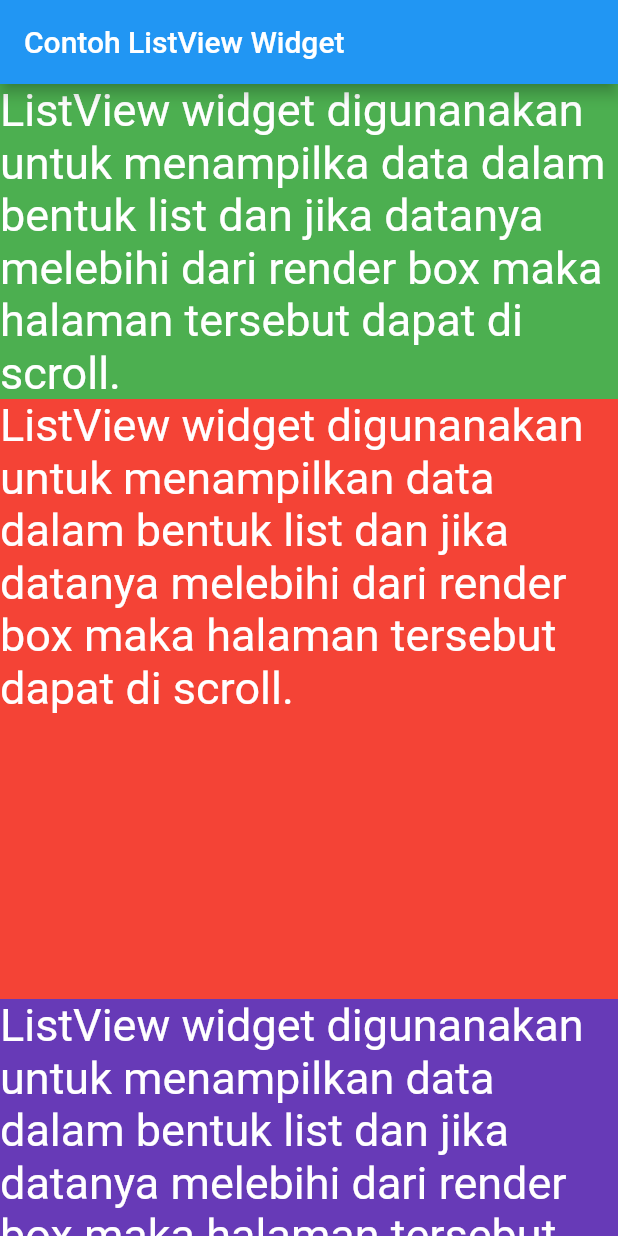
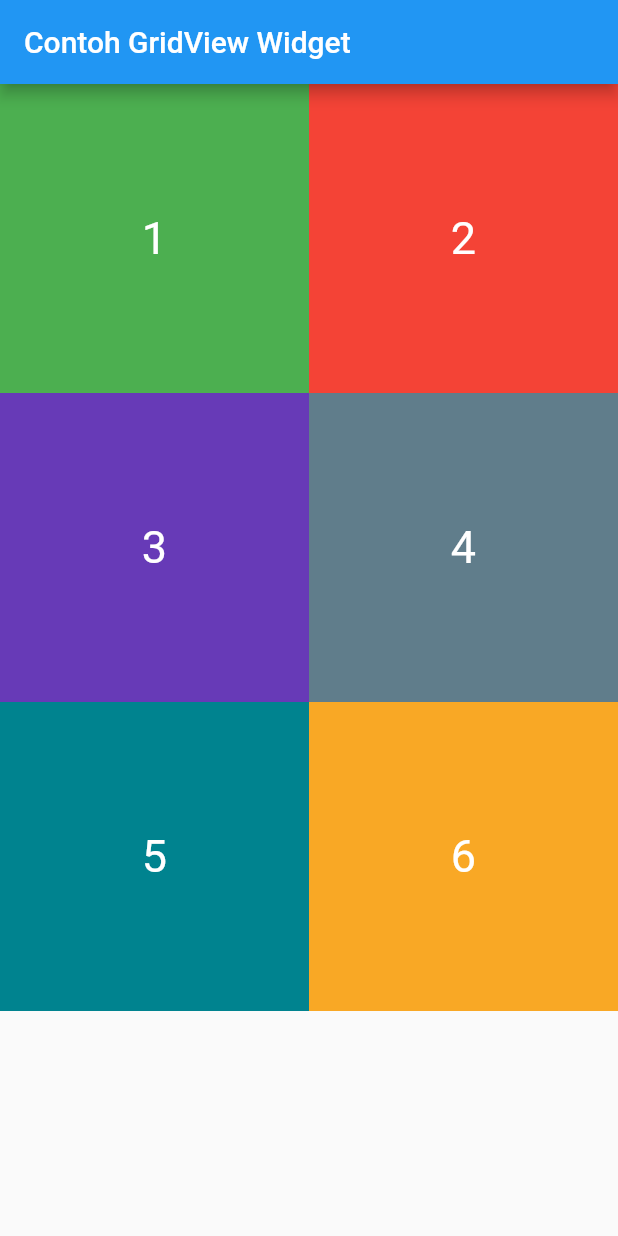
Before and after one commit to polinema-mobile/praktikum-02-layout-web-bola-WahyuIndahp, a Flutter app: the screen it shows after launch, on a phone screen of 412 x 824 dp. Run offline on Flutter 3.47's test engine with Material 2 defaults, Android fonts, the phone set to English and light mode, and no system bars.

Commit message:
Percobaan GridView Widget

```diff
--- a/lib/main.dart
+++ b/lib/main.dart
@@ -12,29 +12,54 @@ class MyApp extends StatelessWidget {
       debugShowCheckedModeBanner: false,
       home: Scaffold(
         appBar: AppBar(
-          title: Text("Contoh ListView Widget"),
+          title: Text("Contoh GridView Widget"),
         ),
-        body: ListView(
+        body: GridView.count(
+          crossAxisCount: 2,
           children: <Widget>[
             Container(
               color: Colors.green,
-              alignment:Alignment.topLeft,
-              child: Text("ListView widget digunanakan untuk menampilka data dalam bentuk list dan jika datanya melebihi dari render box maka halaman tersebut dapat di scroll.", style: TextStyle(fontSize:30,color:
+              alignment:Alignment.center,
+              child: Text("1", style: TextStyle(fontSize:30,color:
 Colors.white)),
             ),
             Container(
               color: Colors.red,
-              alignment:Alignment.topLeft,
-              child: Text("ListView widget digunanakan untuk menampilkan data dalam bentuk list dan jika datanya melebihi dari render box maka halaman tersebut dapat di scroll.", style: TextStyle(fontSize:30,color:
+              alignment:Alignment.center,
+              child: Text("2", style: TextStyle(fontSize:30,color:
 Colors.white)),
               height: 400.0,
               width: 300.0,
             ),
             Container(
               color: Colors.deepPurple,
-              alignment:Alignment.topLeft,
-              child: Text("ListView widget digunanakan untuk menampilkan data dalam bentuk list dan jika datanya melebihi dari render box maka halaman tersebut dapat di scroll.", style: TextStyle(fontSize:30,color:
+              alignment:Alignment.center,
+              child: Text("3", style: TextStyle(fontSize:30,color:
 Colors.white)),
+              height: 200.0,
+              width: 200.0,
+            ),
+            Container(
+              color: Colors.blueGrey,
+              alignment:Alignment.center,
+              child: Text("4", style: TextStyle(fontSize:30,color:
+Colors.white)),
+              height: 200.0,
+              width: 200.0,
+            ),
+            Container(
+              color: Colors.cyan[800],
+              alignment:Alignment.center,
+              child: Text("5", style: TextStyle(fontSize:30,color:
+Colors.white)),
+              height: 200.0,
+              width: 200.0,
+            ),
+            Container(
+              color: Colors.yellow[800],
+              alignment:Alignment.center,
+              child: Text("6", style: TextStyle(fontSize:30,color:
+ Colors.white)),
               height: 200.0,
               width: 200.0,
             ),
```
